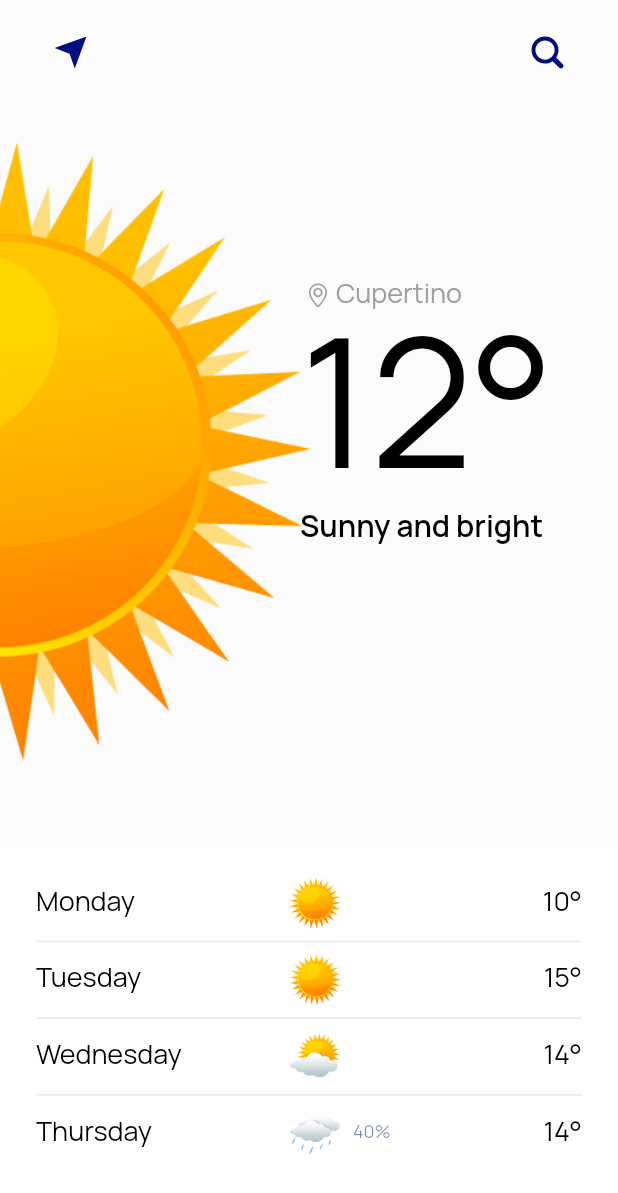
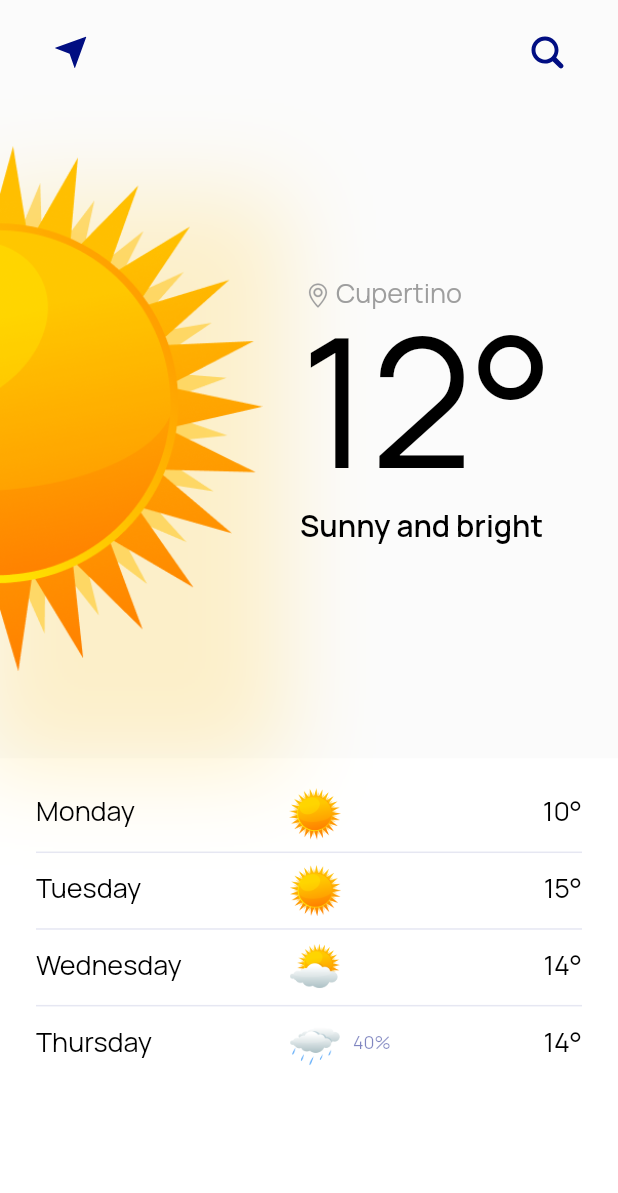
Before and after one commit to abczxd01/db_course_app, a Flutter app: the screen it shows after launch, on a phone screen of 412 x 824 dp. Shown: the top 1193 px of the screen. Run offline on Flutter 3.47's test engine with Material 2 defaults, Android fonts, the phone set to English and light mode, and no system bars; our stand-ins replace flutter_svg.

Commit message:
Step 4 finish

```diff
--- a/lib/presentation/home/home_page.dart
+++ b/lib/presentation/home/home_page.dart
@@ -19,9 +19,14 @@ class HomePage extends StatefulWidget {
   State<HomePage> createState() => _HomePageState();
 }
 
-class _HomePageState extends State<HomePage> {
+class _HomePageState extends State<HomePage>
+    with SingleTickerProviderStateMixin {
   final _chosenCity = ValueNotifier('Cupertino');
   List<String> pastSearchCities = [];
+
+  late AnimationController _animationController;
+  late Animation<double> _curve;
+  late Animation<double> _animation;
 
   late WeatherDay weatherDay = WeatherDay(
       dayName: 'Monday',
@@ -31,12 +36,26 @@ class _HomePageState extends State<HomePage> {
       weatherDescription: 'Sunny and bright');
 
   @override
+  void initState() {
+    super.initState();
+
+    _initAnimation();
+  }
+
+  @override
+  void dispose() {
+    _animationController.dispose();
+    super.dispose();
+  }
+
+  @override
   Widget build(BuildContext context) {
     return Scaffold(
       body: Column(
         children: [
           WeatherToday(
             weatherDay: weatherDay,
+            animation: _animation,
           ),
           WeatherDaysList()
         ],
@@ -78,4 +97,25 @@ class _HomePageState extends State<HomePage> {
   }
 
   void onPressedLocation() {}
+
+  void _initAnimation() {
+    _animationController = AnimationController(
+      vsync: this,
+      duration: const Duration(milliseconds: 1200),
+    );
+    _curve = CurvedAnimation(
+      parent: _animationController,
+      curve: Curves.easeOut,
+    );
+    _animation = Tween<double>(begin: 0, end: 8).animate(_curve);
+    _animationController.forward();
+    _animation = Tween<double>(begin: 0, end: 8).animate(_curve)
+      ..addStatusListener((status) {
+        if (status == AnimationStatus.completed) {
+          _animationController.reverse();
+        } else if (status == AnimationStatus.dismissed) {
+          _animationController.forward();
+        }
+      });
+  }
 }
--- a/lib/presentation/home/widgets/weather_today.dart
+++ b/lib/presentation/home/widgets/weather_today.dart
@@ -6,10 +6,12 @@ import 'package:flutter_svg/flutter_svg.dart';
 class WeatherToday extends StatelessWidget {
   const WeatherToday({
     required this.weatherDay,
+    required this.animation,
     Key? key,
   }) : super(key: key);
 
   final WeatherDay weatherDay;
+  final Animation<double> animation;
 
   @override
   Widget build(BuildContext context) {
@@ -18,9 +20,34 @@ class WeatherToday extends StatelessWidget {
       padding: const EdgeInsets.only(top: 25, bottom: 58),
       child: Stack(
         children: [
-          Transform.translate(
-              offset: const Offset(-205, 0),
-              child: Image.asset(weatherDay.icon)),
+          AnimatedBuilder(
+            animation: animation,
+            builder: (context, child) => Container(
+              padding: EdgeInsets.only(top: animation.value),
+              decoration: BoxDecoration(
+                boxShadow: [
+                  BoxShadow(
+                    color: Theme.of(context).shadowColor,
+                    spreadRadius: 15,
+                    blurRadius: 50,
+                    offset: const Offset(0, 50), // changes position of shadow
+                  ),
+                ],
+              ),
+              child: ClipRect(
+                child: Align(
+                  alignment: Alignment.centerRight,
+                  widthFactor: 0.5,
+                  heightFactor: 1.0,
+                  child: Image.asset(
+                    weatherDay.icon,
+                    width: 350,
+                    height: 350,
+                  ),
+                ),
+              ),
+            ),
+          ),
           Padding(
             padding: const EdgeInsets.only(left: 200, top: 90),
             child: Column(
```
